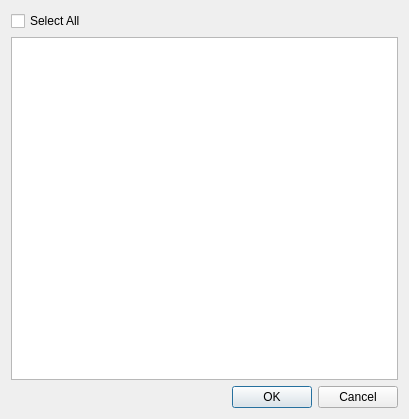
This is src/OplPcTools/UI/ChooseImportGamesDialog.ui in brainstream/OPL-PC-Tools as Qt 5 draws it before an edit. The edited form follows.
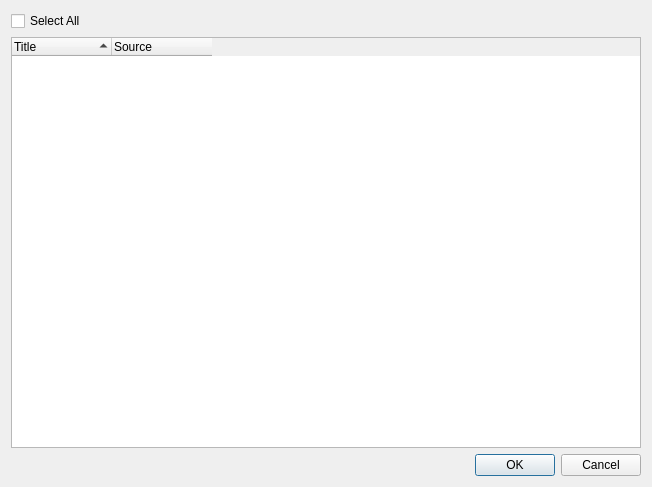
This is the edited form.

Commit message: User should select a directory to import games, not a ul.cfg

Patch:
```diff
--- a/src/OplPcTools/UI/ChooseImportGamesDialog.ui
+++ b/src/OplPcTools/UI/ChooseImportGamesDialog.ui
@@ -6,8 +6,8 @@
    <rect>
     <x>0</x>
     <y>0</y>
-    <width>409</width>
-    <height>419</height>
+    <width>652</width>
+    <height>487</height>
    </rect>
   </property>
   <property name="windowTitle">
@@ -22,10 +22,32 @@
     </widget>
    </item>
    <item>
-    <widget class="QListWidget" name="mp_list_games">
+    <widget class="QTreeWidget" name="mp_tree_games">
+     <property name="rootIsDecorated">
+      <bool>false</bool>
+     </property>
      <property name="sortingEnabled">
       <bool>true</bool>
      </property>
+     <property name="columnCount">
+      <number>2</number>
+     </property>
+     <attribute name="headerShowSortIndicator" stdset="0">
+      <bool>true</bool>
+     </attribute>
+     <attribute name="headerStretchLastSection">
+      <bool>false</bool>
+     </attribute>
+     <column>
+      <property name="text">
+       <string notr="true">Title</string>
+      </property>
+     </column>
+     <column>
+      <property name="text">
+       <string>Source</string>
+      </property>
+     </column>
     </widget>
    </item>
    <item>
```
The commit also changes 5 other files.
